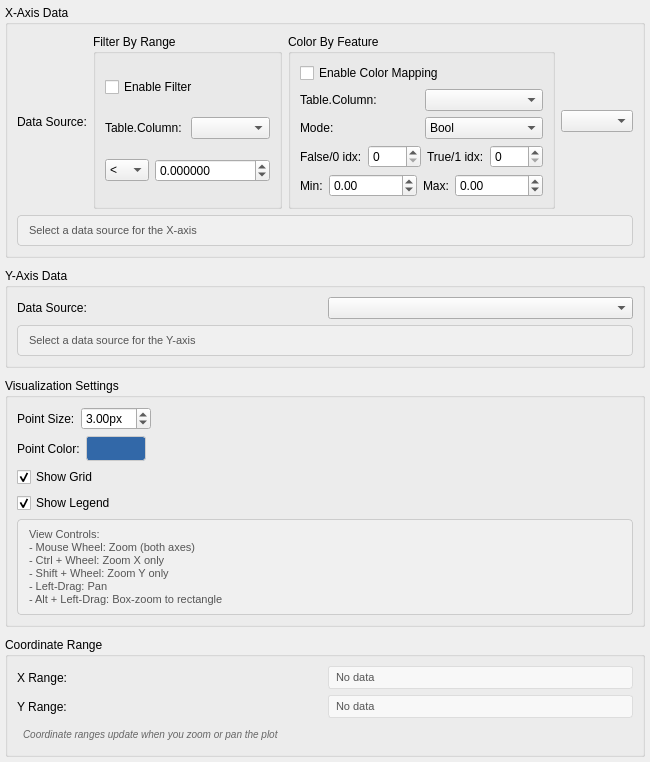
The window that src/WhiskerToolbox/Analysis_Dashboard/Widgets/ScatterPlotWidget/ScatterPlotPropertiesWidget.ui (paulmthompson/WhiskerToolbox) describes before a commit, drawn with Qt 5.
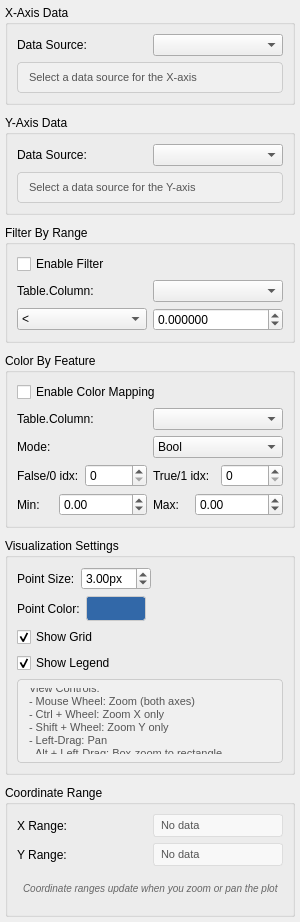
The same window after the commit.

Commit message: fix layout error with scatter plot properties widget

Patch:
```diff
--- a/src/WhiskerToolbox/Analysis_Dashboard/Widgets/ScatterPlotWidget/ScatterPlotPropertiesWidget.ui
+++ b/src/WhiskerToolbox/Analysis_Dashboard/Widgets/ScatterPlotWidget/ScatterPlotPropertiesWidget.ui
@@ -44,81 +44,6 @@
           </property>
          </widget>
         </item>
-    <item>
-     <widget class="QGroupBox" name="filter_group">
-      <property name="title">
-       <string>Filter By Range</string>
-      </property>
-      <layout class="QVBoxLayout" name="filter_layout">
-       <item>
-        <widget class="QCheckBox" name="filter_enabled_checkbox">
-         <property name="text"><string>Enable Filter</string></property>
-        </widget>
-       </item>
-       <item>
-        <layout class="QHBoxLayout" name="filter_sel_layout">
-         <item><widget class="QLabel" name="filter_col_label"><property name="text"><string>Table.Column:</string></property></widget></item>
-         <item><widget class="QComboBox" name="filter_column_combo"><property name="minimumWidth"><number>200</number></property></widget></item>
-        </layout>
-       </item>
-       <item>
-        <layout class="QHBoxLayout" name="filter_cond_layout">
-         <item><widget class="QComboBox" name="filter_comparator_combo">
-           <item><property name="text"><string>&lt;</string></property></item>
-           <item><property name="text"><string>&lt;=</string></property></item>
-           <item><property name="text"><string>&gt;</string></property></item>
-           <item><property name="text"><string>&gt;=</string></property></item>
-           <item><property name="text"><string>==</string></property></item>
-           <item><property name="text"><string>!=</string></property></item>
-         </widget></item>
-         <item><widget class="QDoubleSpinBox" name="filter_value_spin"><property name="minimum"><double>-1e12</double></property><property name="maximum"><double>1e12</double></property><property name="decimals"><number>6</number></property></widget></item>
-        </layout>
-       </item>
-      </layout>
-     </widget>
-    </item>
-    <item>
-     <widget class="QGroupBox" name="color_group">
-      <property name="title">
-       <string>Color By Feature</string>
-      </property>
-      <layout class="QVBoxLayout" name="color_layout">
-       <item><widget class="QCheckBox" name="color_enabled_checkbox"><property name="text"><string>Enable Color Mapping</string></property></widget></item>
-       <item>
-        <layout class="QHBoxLayout" name="color_sel_layout">
-         <item><widget class="QLabel" name="color_col_label"><property name="text"><string>Table.Column:</string></property></widget></item>
-         <item><widget class="QComboBox" name="color_column_combo"><property name="minimumWidth"><number>200</number></property></widget></item>
-        </layout>
-       </item>
-       <item>
-        <layout class="QHBoxLayout" name="color_mode_layout">
-         <item><widget class="QLabel" name="color_mode_label"><property name="text"><string>Mode:</string></property></widget></item>
-         <item><widget class="QComboBox" name="color_mode_combo">
-           <item><property name="text"><string>Bool</string></property></item>
-           <item><property name="text"><string>Int</string></property></item>
-           <item><property name="text"><string>Continuous</string></property></item>
-         </widget></item>
-        </layout>
-       </item>
-       <item>
-        <layout class="QHBoxLayout" name="color_discrete_layout">
-         <item><widget class="QLabel" name="color_false_label"><property name="text"><string>False/0 idx:</string></property></widget></item>
-         <item><widget class="QSpinBox" name="color_false_spin"><property name="minimum"><number>0</number></property><property name="maximum"><number>31</number></property></widget></item>
-         <item><widget class="QLabel" name="color_true_label"><property name="text"><string>True/1 idx:</string></property></widget></item>
-         <item><widget class="QSpinBox" name="color_true_spin"><property name="minimum"><number>0</number></property><property name="maximum"><number>31</number></property></widget></item>
-        </layout>
-       </item>
-       <item>
-        <layout class="QHBoxLayout" name="color_continuous_layout">
-         <item><widget class="QLabel" name="color_min_label"><property name="text"><string>Min:</string></property></widget></item>
-         <item><widget class="QDoubleSpinBox" name="color_min_spin"><property name="minimum"><double>-1e12</double></property><property name="maximum"><double>1e12</double></property></widget></item>
-         <item><widget class="QLabel" name="color_max_label"><property name="text"><string>Max:</string></property></widget></item>
-         <item><widget class="QDoubleSpinBox" name="color_max_spin"><property name="minimum"><double>-1e12</double></property><property name="maximum"><double>1e12</double></property></widget></item>
-        </layout>
-       </item>
-      </layout>
-     </widget>
-    </item>
         <item>
          <widget class="QComboBox" name="x_axis_combo">
           <property name="minimumWidth">
@@ -198,6 +123,81 @@
      </layout>
     </widget>
    </item>
+   <item>
+    <widget class="QGroupBox" name="filter_group">
+     <property name="title">
+      <string>Filter By Range</string>
+     </property>
+     <layout class="QVBoxLayout" name="filter_layout">
+      <item>
+       <widget class="QCheckBox" name="filter_enabled_checkbox">
+        <property name="text"><string>Enable Filter</string></property>
+       </widget>
+      </item>
+      <item>
+       <layout class="QHBoxLayout" name="filter_sel_layout">
+        <item><widget class="QLabel" name="filter_col_label"><property name="text"><string>Table.Column:</string></property></widget></item>
+        <item><widget class="QComboBox" name="filter_column_combo"><property name="minimumWidth"><number>200</number></property></widget></item>
+       </layout>
+      </item>
+      <item>
+       <layout class="QHBoxLayout" name="filter_cond_layout">
+        <item><widget class="QComboBox" name="filter_comparator_combo">
+          <item><property name="text"><string>&lt;</string></property></item>
+          <item><property name="text"><string>&lt;=</string></property></item>
+          <item><property name="text"><string>&gt;</string></property></item>
+          <item><property name="text"><string>&gt;=</string></property></item>
+          <item><property name="text"><string>==</string></property></item>
+          <item><property name="text"><string>!=</string></property></item>
+        </widget></item>
+        <item><widget class="QDoubleSpinBox" name="filter_value_spin"><property name="minimum"><double>-1e12</double></property><property name="maximum"><double>1e12</double></property><property name="decimals"><number>6</number></property></widget></item>
+       </layout>
+      </item>
+     </layout>
+    </widget>
+   </item>
+   <item>
+    <widget class="QGroupBox" name="color_group">
+     <property name="title">
+      <string>Color By Feature</string>
+     </property>
+     <layout class="QVBoxLayout" name="color_layout">
+      <item><widget class="QCheckBox" name="color_enabled_checkbox"><property name="text"><string>Enable Color Mapping</string></property></widget></item>
+      <item>
+       <layout class="QHBoxLayout" name="color_sel_layout">
+        <item><widget class="QLabel" name="color_col_label"><property name="text"><string>Table.Column:</string></property></widget></item>
+        <item><widget class="QComboBox" name="color_column_combo"><property name="minimumWidth"><number>200</number></property></widget></item>
+       </layout>
+      </item>
+      <item>
+       <layout class="QHBoxLayout" name="color_mode_layout">
+        <item><widget class="QLabel" name="color_mode_label"><property name="text"><string>Mode:</string></property></widget></item>
+        <item><widget class="QComboBox" name="color_mode_combo">
+          <item><property name="text"><string>Bool</string></property></item>
+          <item><property name="text"><string>Int</string></property></item>
+          <item><property name="text"><string>Continuous</string></property></item>
+        </widget></item>
+       </layout>
+      </item>
+      <item>
+       <layout class="QHBoxLayout" name="color_discrete_layout">
+        <item><widget class="QLabel" name="color_false_label"><property name="text"><string>False/0 idx:</string></property></widget></item>
+        <item><widget class="QSpinBox" name="color_false_spin"><property name="minimum"><number>0</number></property><property name="maximum"><number>31</number></property></widget></item>
+        <item><widget class="QLabel" name="color_true_label"><property name="text"><string>True/1 idx:</string></property></widget></item>
+        <item><widget class="QSpinBox" name="color_true_spin"><property name="minimum"><number>0</number></property><property name="maximum"><number>31</number></property></widget></item>
+       </layout>
+      </item>
+      <item>
+       <layout class="QHBoxLayout" name="color_continuous_layout">
+        <item><widget class="QLabel" name="color_min_label"><property name="text"><string>Min:</string></property></widget></item>
+        <item><widget class="QDoubleSpinBox" name="color_min_spin"><property name="minimum"><double>-1e12</double></property><property name="maximum"><double>1e12</double></property></widget></item>
+        <item><widget class="QLabel" name="color_max_label"><property name="text"><string>Max:</string></property></widget></item>
+        <item><widget class="QDoubleSpinBox" name="color_max_spin"><property name="minimum"><double>-1e12</double></property><property name="maximum"><double>1e12</double></property></widget></item>
+       </layout>
+      </item>
+     </layout>
+    </widget>
+   </item>
    <item>
     <widget class="QGroupBox" name="visualization_group">
      <property name="title">
```
